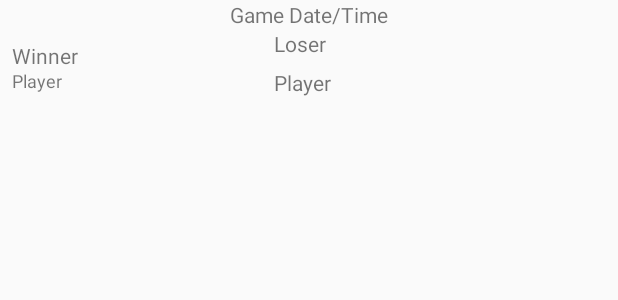
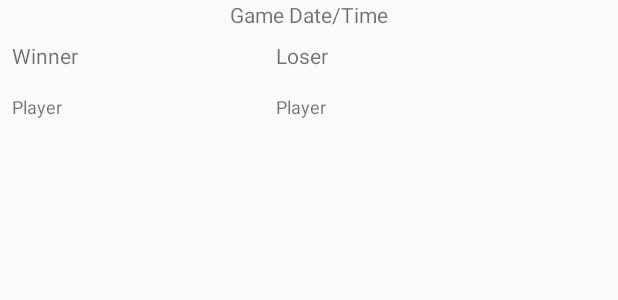
Before and after one commit to nicwenzel26/TicTacToe, an Android app: the layout list_item_history.xml on its own in the app's theme, with its tools: preview values and no code run, on a phone screen of 412 x 824 dp. Shown: the top 300 px of the screen. Run offline under Robolectric (Android 15) with nearby library versions, the phone set to English and light mode, and no system bars.

Commit message:
Added fake recycler view for histroy

```diff
--- a/A2/app/src/main/java/com/csci448/a2/MainActivity.kt
+++ b/A2/app/src/main/java/com/csci448/a2/MainActivity.kt
@@ -3,6 +3,7 @@ package com.csci448.a2
 import androidx.appcompat.app.AppCompatActivity
 import android.os.Bundle
 import com.csci448.a2.ui.GameScreenFragment
+import com.csci448.a2.ui.HistoryFragment
 import com.csci448.a2.ui.HomeScreenFragment
 import com.csci448.a2.ui.PrefScreenFragment
 
@@ -20,6 +21,11 @@ class MainActivity : AppCompatActivity(), HomeScreenFragment.CallBacks, GameScre
 
     override fun onExitSelect() {
         System.exit(0)
+    }
+
+    override fun onHistorySelect() {
+        val fragment = HistoryFragment()
+        supportFragmentManager.beginTransaction().replace(R.id.fragment_container, fragment).addToBackStack(null).commit()
     }
 
     override fun returnGame() {
--- a/A2/app/src/main/java/com/csci448/a2/ui/HomeScreenFragment.kt
+++ b/A2/app/src/main/java/com/csci448/a2/ui/HomeScreenFragment.kt
@@ -12,6 +12,7 @@ class HomeScreenFragment:Fragment() {
         fun onNewGameSelect()
         fun onPrefSelect()
         fun onExitSelect()
+        fun onHistorySelect()
 
     }
 
@@ -56,6 +57,9 @@ class HomeScreenFragment:Fragment() {
         else if(item.itemId == R.id.exit_game_menu_item) {
             callbacks?.onExitSelect()
         }
+        else if(item.itemId == R.id.history_menu_item) {
+            callbacks?.onHistorySelect()
+        }
 
         return super.onOptionsItemSelected(item)
     }
--- a/A2/app/src/main/res/layout/list_item_history.xml
+++ b/A2/app/src/main/res/layout/list_item_history.xml
@@ -23,52 +23,67 @@
     <LinearLayout
         android:layout_width="match_parent"
         android:layout_height="wrap_content"
-        android:orientation="horizontal">
+        android:orientation="vertical">
 
         <LinearLayout
-            android:layout_width="0dp"
-            android:layout_height="match_parent"
+            android:layout_width="match_parent"
+            android:layout_height="wrap_content"
             android:layout_weight=".4"
-            android:orientation="vertical"
-            android:padding="8dp">
+            android:orientation="horizontal"
+            android:padding="8dp"
+            android:id="@+id/win_lose_linear_layout">
+
+            <TextView
+                android:layout_width="0dp"
+                android:layout_height="match_parent"
+                android:layout_weight=".4"
+                android:text="@string/winner"
+                android:textSize="14sp"
+
+                />
+            <TextView
+                android:layout_width="0dp"
+                android:layout_height="match_parent"
+                android:layout_weight=".5"
+                android:text="@string/loser"
+                android:textSize="14sp" />
+        </LinearLayout>
+
+        <LinearLayout
+            android:layout_width="match_parent"
+            android:layout_height="wrap_content"
+            android:visibility="gone"
+            android:id="@+id/tie_linear_layout">
 
             <TextView
                 android:layout_width="match_parent"
-                android:layout_height="0dp"
-                android:layout_weight=".5"
-                android:text="@string/winner"
-                android:textSize="14sp"
-                />
+                android:layout_height="wrap_content"
+                android:text="@string/tie"
+                android:textSize="16sp"
+                android:gravity="center" />
 
+        </LinearLayout>
+
+        <LinearLayout
+            android:layout_width="match_parent"
+            android:layout_height="match_parent"
+            android:layout_weight=".5"
+            android:orientation="horizontal"
+            android:padding="8dp">
             <TextView
-                android:layout_width="match_parent"
-                android:layout_height="0dp"
+                android:layout_width="0dp"
+                android:layout_height="match_parent"
+                android:layout_weight=".4"
+                android:text="Player"
+                android:id="@+id/losing_player_text_view"
+                android:textSize="12sp"/>
+            <TextView
+                android:layout_width="0dp"
+                android:layout_height="match_parent"
                 android:layout_weight=".5"
                 android:text="Player"
                 android:id="@+id/winning_player_text_view"
                 android:textSize="12sp"/>
-
-        </LinearLayout>
-
-        <LinearLayout
-            android:layout_width="0dp"
-            android:layout_height="match_parent"
-            android:layout_weight=".5"
-            android:orientation="vertical">
-
-            <TextView
-                android:layout_width="match_parent"
-                android:layout_height="0dp"
-                android:layout_weight=".5"
-                android:text="@string/loser"
-                android:textSize="14sp"/>
-
-            <TextView
-                android:layout_width="match_parent"
-                android:layout_height="0dp"
-                android:layout_weight=".5"
-                android:text="Player"
-                android:id="@+id/losing_player_text_view"/>
         </LinearLayout>
 
     </LinearLayout>
--- a/A2/app/src/main/res/values/strings.xml
+++ b/A2/app/src/main/res/values/strings.xml
@@ -16,4 +16,5 @@
     <string name="return_button_text">RETURN</string>
     <string name="winner">Winner</string>
     <string name="loser">Loser</string>
+    <string name="tie">Tie</string>
 </resources>
```
Also changed, not shown: A2/app/src/main/java/com/csci448/a2/data/HistoryData.kt (+4 -3 lines), A2/app/src/main/java/com/csci448/a2/ui/HistoryFragment.kt (+33 -0 lines), A2/app/src/main/java/com/csci448/a2/ui/HistoryHolder.kt (added, +33 -0 lines), A2/app/src/main/java/com/csci448/a2/ui/HistoryListAdapter.kt (added, +25 -0 lines), A2/app/src/main/java/com/csci448/a2/ui/HistoryViewModel.kt (+9 -0 lines).
